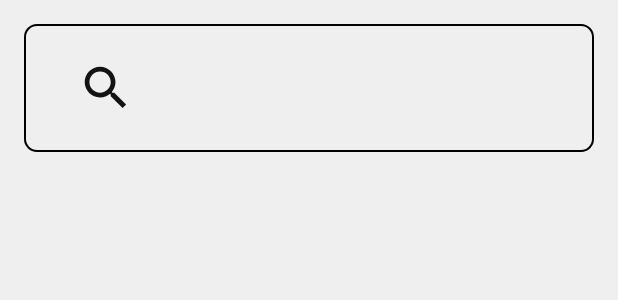
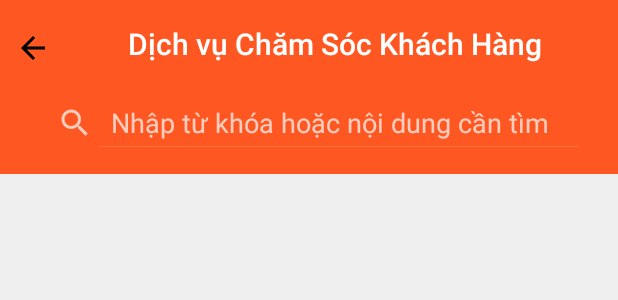
Before and after one commit to doson2002/Exe201-MobileApp, an Android app: the layout activity_faqlist.xml on its own in the app's theme, with its tools: preview values and no code run, on a phone screen of 412 x 824 dp. Shown: the top 300 px of the screen. Run offline under Robolectric (Android 15) with nearby library versions, the light colour scheme and no system bars; network calls fail.

Commit message:
Update f1

```diff
--- a/app/src/main/AndroidManifest.xml
+++ b/app/src/main/AndroidManifest.xml
@@ -17,6 +17,9 @@
         android:theme="@style/Theme.Exe201"
         android:usesCleartextTraffic="true"
         tools:targetApi="31">
+        <activity
+            android:name=".FaqDetailActivity"
+            android:exported="false" />
         <activity
             android:name=".FAQListActivity"
             android:exported="false" />
--- a/app/src/main/java/com/example/exe201/API/ApiEndpoints.java
+++ b/app/src/main/java/com/example/exe201/API/ApiEndpoints.java
@@ -4,7 +4,7 @@ public class ApiEndpoints {
     // Địa chỉ cơ sở (base URL) của API
 
 //    private static final String BASE_URL = "http://14.225.206.203:8080/api/v1/";
-private static final String BASE_URL = "http://192.168.1.2:8080/api/v1/";
+private static final String BASE_URL = "http://192.168.19.3:8080/api/v1/";
 
     // Các endpoint API
     public static final String CREATE_SUPPLIER_INFO = BASE_URL + "supplier_info/create";
@@ -74,6 +74,8 @@ private static final String BASE_URL = "http://192.168.1.2:8080/api/v1/";
 
   // FAQ
   public static final String GET_ALL_FAQ = BASE_URL + "faq/get_all_faq";
+    public static final String GET_FAQ_DETAIL = BASE_URL + "faq/get_faq_detail";
+
 
 
 
--- a/app/src/main/java/com/example/exe201/FAQListActivity.java
+++ b/app/src/main/java/com/example/exe201/FAQListActivity.java
@@ -58,7 +58,7 @@ public class FAQListActivity extends AppCompatActivity {
         // Setup RecyclerView
         faqRecyclerView = findViewById(R.id.faqRecyclerView);
         faqRecyclerView.setLayoutManager(new LinearLayoutManager(this));
-        faqAdapter = new FAQAdapter(faqList);
+        faqAdapter = new FAQAdapter(faqList, this);
         faqRecyclerView.setAdapter(faqAdapter);
 
         // Setup SearchView
--- a/app/src/main/res/layout/activity_faqlist.xml
+++ b/app/src/main/res/layout/activity_faqlist.xml
@@ -5,25 +5,69 @@
     android:layout_width="match_parent"
     android:layout_height="match_parent"
     android:background="@color/white"
-    android:padding="16dp">
+    >
 
-    <SearchView
-        android:id="@+id/searchView"
+
+    <!-- Phần tiêu đề với nền cam -->
+    <androidx.constraintlayout.widget.ConstraintLayout
+        android:id="@+id/headerLayout"
+        android:layout_width="0dp"
         android:layout_height="wrap_content"
-        android:layout_width="0dp"
-        android:backgroundTint="@color/black"
-        android:background="@drawable/edit_text_border"
-        android:queryHint="Nhập từ khóa tìm kiếm..."
-        android:searchIcon="@drawable/ic_search_foreground"
+        android:background="@color/orange"
+        app:layout_constraintTop_toTopOf="parent"
         app:layout_constraintStart_toStartOf="parent"
-        app:layout_constraintEnd_toEndOf="parent"
-        app:layout_constraintTop_toTopOf="parent" />
+        app:layout_constraintEnd_toEndOf="parent">
+
+        <!-- Nút back -->
+        <ImageView
+            android:id="@+id/backButton"
+            android:layout_width="wrap_content"
+            android:layout_height="wrap_content"
+            android:layout_marginStart="10dp"
+            android:layout_marginTop="20dp"
+            android:src="@drawable/baseline_arrow_back_24"
+            android:contentDescription="Back button"
+            app:layout_constraintStart_toStartOf="parent"
+            app:layout_constraintTop_toTopOf="parent" />
+
+        <!-- Thanh tiêu đề -->
+        <TextView
+            android:id="@+id/titleText"
+            android:layout_width="wrap_content"
+            android:layout_height="wrap_content"
+            android:text="Dịch vụ Chăm Sóc Khách Hàng"
+            android:textColor="@android:color/white"
+            android:textSize="20sp"
+            android:fontFamily="sans-serif-medium"
+            android:layout_marginTop="15dp"
+            app:layout_constraintStart_toEndOf="@id/backButton"
+            app:layout_constraintTop_toTopOf="parent"
+            app:layout_constraintEnd_toEndOf="parent" />
+
+        <!-- SearchView -->
+        <SearchView
+            android:id="@+id/searchView"
+            android:layout_width="0dp"
+            android:layout_height="wrap_content"
+            android:layout_marginHorizontal="10dp"
+            android:layout_marginTop="15dp"
+            android:iconifiedByDefault="false"
+            android:padding="8dp"
+            android:layout_marginBottom="10dp"
+            android:queryHint="Nhập từ khóa hoặc nội dung cần tìm"
+            android:textColorHint="@color/colorHint"
+            app:layout_constraintBottom_toBottomOf="parent"
+            app:layout_constraintEnd_toEndOf="parent"
+            app:layout_constraintStart_toStartOf="parent"
+            app:layout_constraintTop_toBottomOf="@id/titleText" />
+
+    </androidx.constraintlayout.widget.ConstraintLayout>
 
     <androidx.recyclerview.widget.RecyclerView
         android:id="@+id/faqRecyclerView"
         android:layout_width="0dp"
         android:layout_height="0dp"
-        app:layout_constraintTop_toBottomOf="@id/searchView"
+        app:layout_constraintTop_toBottomOf="@id/headerLayout"
         app:layout_constraintStart_toStartOf="parent"
         app:layout_constraintEnd_toEndOf="parent"
         app:layout_constraintBottom_toBottomOf="parent" />
```
Also changed, not shown: app/src/main/java/com/example/exe201/Adapter/FAQAdapter.java (+14 -1 lines), app/src/main/java/com/example/exe201/FaqDetailActivity.java (added, +114 -0 lines), app/src/main/res/drawable/search_background.xml (added, +13 -0 lines), app/src/main/res/layout/activity_faq_detail.xml (added, +70 -0 lines), app/src/main/res/layout/faq_item.xml (+24 -2 lines).
